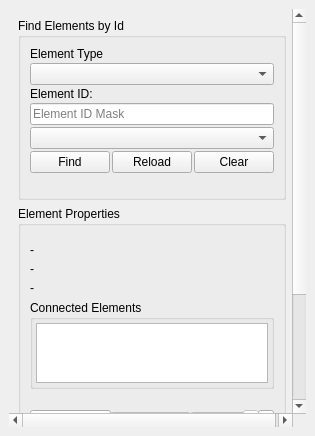
qgisred/QGISRed, file ui/qgisred_element_explorer_dock.ui: the form before one commit.
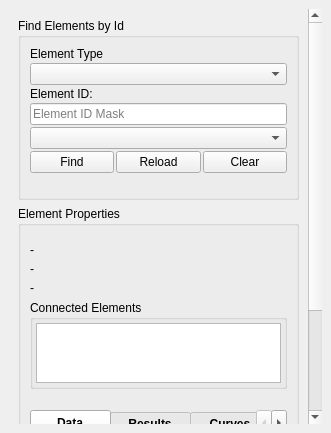
The form after the commit. Custom widgets are drawn as their Qt base class.

Commit message: ScrollBar and Visibility Handling

Patch:
```diff
--- a/ui/qgisred_element_explorer_dock.ui
+++ b/ui/qgisred_element_explorer_dock.ui
@@ -6,8 +6,8 @@
    <rect>
     <x>0</x>
     <y>0</y>
-    <width>315</width>
-    <height>436</height>
+    <width>331</width>
+    <height>433</height>
    </rect>
   </property>
   <property name="minimumSize">
@@ -37,8 +37,8 @@
         <rect>
          <x>0</x>
          <y>0</y>
-         <width>297</width>
-         <height>396</height>
+         <width>313</width>
+         <height>393</height>
         </rect>
        </property>
        <layout class="QVBoxLayout" name="verticalLayout">
```
The commit also changes 2 other files.
